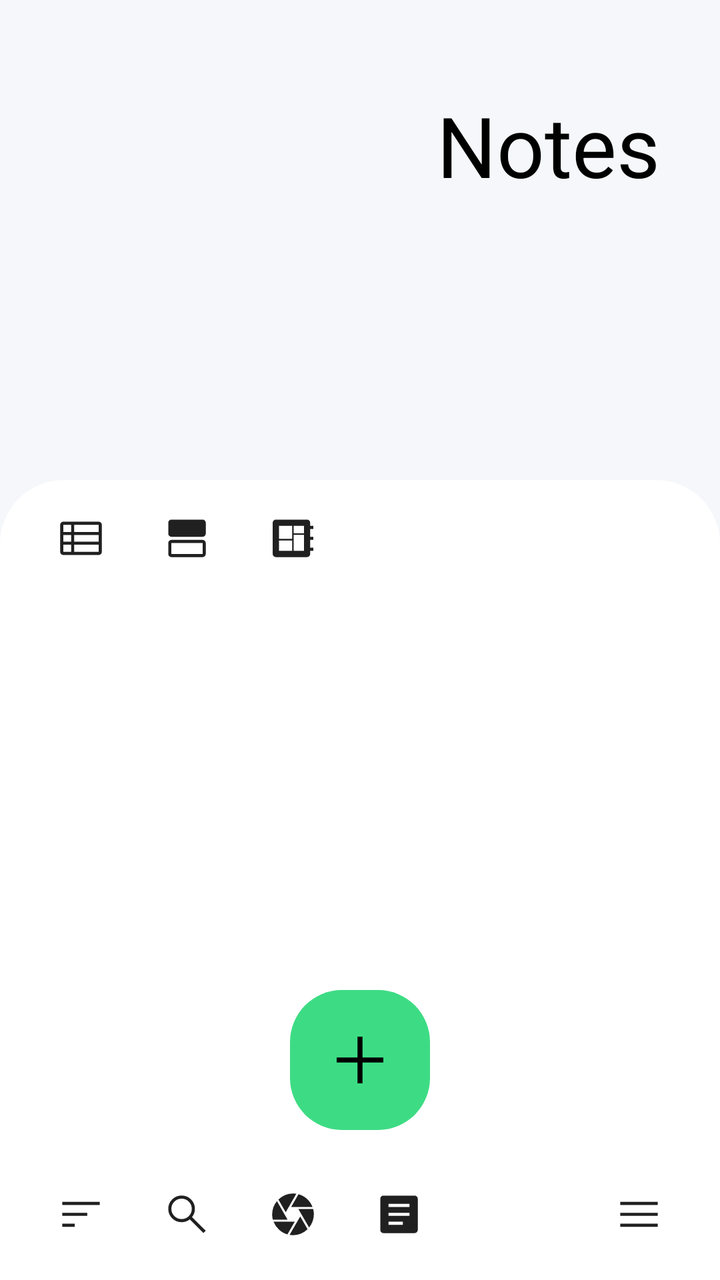
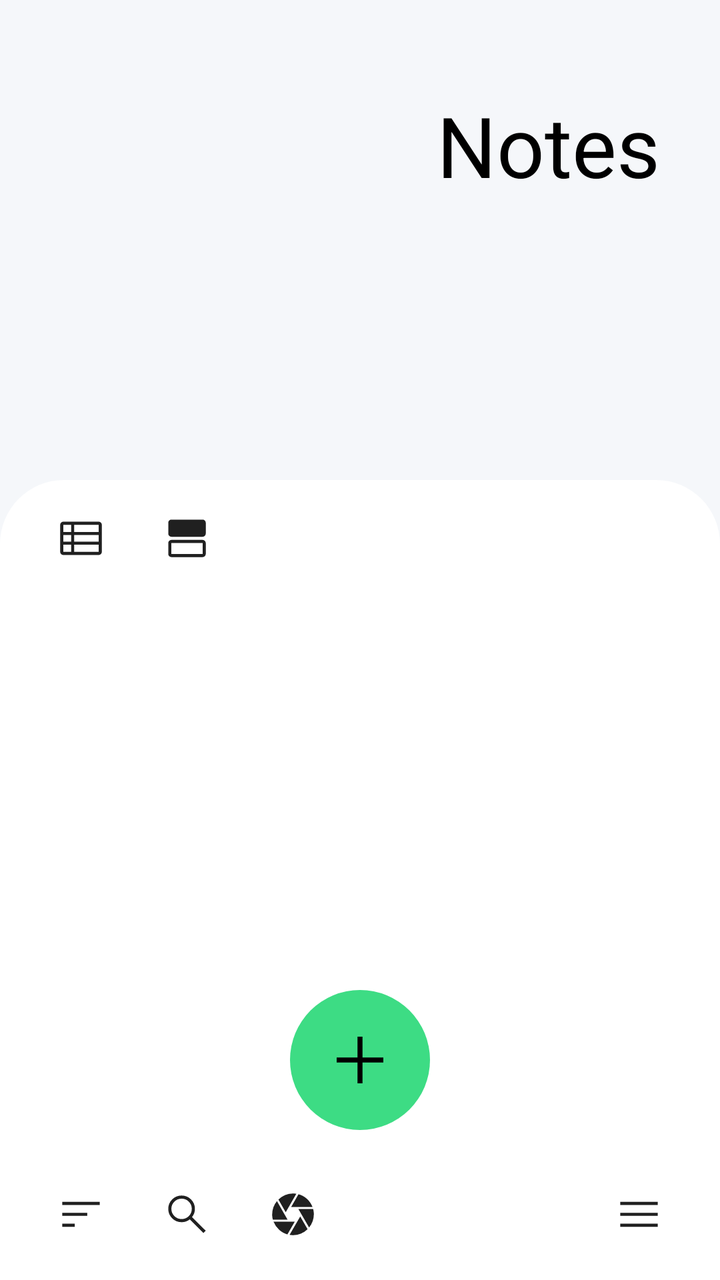

Before-and-after screenshots of an Android layout around one commit, followed by the original layout XML and the change that was made.
<!-- AndroidManifest.xml: application theme LightTheme.SoftNotesBeta -->
<!-- res/layout/activity_main.xml -->
<?xml version="1.0" encoding="utf-8"?>
<androidx.coordinatorlayout.widget.CoordinatorLayout xmlns:android="http://schemas.android.com/apk/res/android"
    xmlns:app="http://schemas.android.com/apk/res-auto"
    xmlns:tools="http://schemas.android.com/tools"
    android:layout_width="match_parent"
    android:layout_height="match_parent"
    android:id="@+id/main_parent"
    android:background="?attr/background_color"
    tools:context=".MainActivity">

    <com.google.android.material.appbar.AppBarLayout
        android:id="@+id/app_bar_layout"
        android:layout_width="match_parent"
        android:layout_height="wrap_content"
        app:elevation="0dp">

        <com.google.android.material.appbar.CollapsingToolbarLayout
            android:id="@+id/collapsing_toolbar"
            android:layout_width="match_parent"
            android:layout_height="wrap_content"
            app:elevation="0dp"
            app:contentScrim="?attr/background_color"
            app:expandedTitleMarginBottom="30dp"
            app:expandedTitleMarginEnd="30dp"
            app:expandedTitleMarginTop="50dp"
            app:expandedTitleGravity="top|right"
            app:collapsedTitleGravity="top|right"
            app:collapsedTitleTextAppearance="@style/collapsed_title"
            app:expandedTitleTextAppearance="@style/expanded_title"
            app:layout_scrollFlags="scroll|snap|exitUntilCollapsed"
            app:title="Notes">

            <androidx.appcompat.widget.Toolbar
                android:id="@+id/toolbar"
                android:layout_width="match_parent"
                android:layout_height="60dp"
                app:elevation="0dp"
                app:title="Recordings"
                app:titleMarginEnd="30dp"
                app:titleMarginTop="24dp"
                app:titleTextAppearance="@style/collapsed_title"
                app:titleTextColor="@color/black"/>

            <LinearLayout
                android:id="@+id/container"
                android:layout_width="match_parent"
                android:layout_height="240dp"
                android:gravity="bottom"
                android:paddingTop="30dp"
                app:elevation="0dp"
                app:layout_collapseMode="parallax"
                android:orientation="vertical">

                <androidx.viewpager.widget.ViewPager
                    android:id="@+id/pager"
                    android:layout_width="match_parent"
                    android:visibility="gone"
                    android:layout_height="match_parent">

                    <androidx.appcompat.widget.AppCompatTextView
                        android:id="@+id/page_text1"
                        android:layout_width="match_parent"
                        android:layout_height="match_parent"
                        android:gravity="center"
                        android:text="Page One"/>

                    <androidx.appcompat.widget.AppCompatTextView
                        android:id="@+id/page_text2"
                        android:layout_width="match_parent"
                        android:layout_height="match_parent"
                        android:gravity="center"
                        android:text="Page Two"/>

                    <androidx.appcompat.widget.AppCompatTextView
                        android:id="@+id/page_text3"
                        android:layout_width="match_parent"
                        android:layout_height="match_parent"
                        android:gravity="center"
                        android:text="Page Three"/>

                </androidx.viewpager.widget.ViewPager>

                <androidx.appcompat.widget.AppCompatEditText
                    android:id="@+id/search_box"
                    android:layout_width="match_parent"
                    android:layout_height="wrap_content"
                    android:padding="10dp"
                    android:hint="Search"
                    android:textSize="18sp"
                    android:visibility="gone"
                    android:fontFamily="@font/roboto_regular"
                    android:background="?attr/background_color"
                    android:layout_marginStart="28dp"
                    android:layout_marginEnd="28dp"
                    android:layout_marginBottom="5dp"/>

            </LinearLayout>

        </com.google.android.material.appbar.CollapsingToolbarLayout>

    </com.google.android.material.appbar.AppBarLayout>

    <androidx.constraintlayout.widget.ConstraintLayout
        android:id="@+id/foreground_surface"
        android:layout_width="match_parent"
        android:layout_height="match_parent"
        android:background="@drawable/foreground_layer_surface"
        app:layout_behavior="com.google.android.material.appbar.AppBarLayout$ScrollingViewBehavior">

        <androidx.appcompat.widget.AppCompatImageView
            android:id="@+id/notes_tab"
            android:layout_width="25dp"
            android:layout_height="25dp"
            android:src="@drawable/icon_view_list"
            android:layout_marginStart="28dp"
            app:tint="?attr/icon_tint"
            app:layout_constraintStart_toStartOf="parent"
            app:layout_constraintTop_toTopOf="parent"
            app:layout_constraintBottom_toTopOf="@id/fragments_pager"/>

        <androidx.appcompat.widget.AppCompatImageView
            android:id="@+id/tasks_tab"
            android:layout_width="25dp"
            android:layout_height="25dp"
            android:src="@drawable/icon_splitscreen_top"
            android:layout_marginStart="28dp"
            app:tint="?attr/icon_tint"
            app:layout_constraintStart_toEndOf="@id/notes_tab"
            app:layout_constraintTop_toTopOf="parent"
            app:layout_constraintBottom_toTopOf="@id/fragments_pager"/>

        <androidx.appcompat.widget.AppCompatImageView
            android:id="@+id/maps_tab"
            android:layout_width="25dp"
            android:layout_height="25dp"
            android:src="@drawable/icon_develepor_board"
            android:layout_marginStart="28dp"
            app:tint="?attr/icon_tint"
            app:layout_constraintStart_toEndOf="@id/tasks_tab"
            app:layout_constraintTop_toTopOf="parent"
            app:layout_constraintBottom_toTopOf="@id/fragments_pager"/>

        <androidx.viewpager.widget.ViewPager
            android:id="@+id/fragments_pager"
            android:layout_width="match_parent"
            android:layout_height="match_parent"
            app:layout_behavior="com.google.android.material.appbar.AppBarLayout$ScrollingViewBehavior"
            android:layout_marginTop="58dp"
            android:layout_marginBottom="58dp"/>


    </androidx.constraintlayout.widget.ConstraintLayout>

    <androidx.constraintlayout.widget.ConstraintLayout
        android:id="@+id/action_btn"
        android:layout_width="70dp"
        android:layout_height="70dp"
        android:transitionName="actionBtn"
        android:layout_marginBottom="75dp"
        android:background="@drawable/action_btn_surface"
        android:layout_gravity="center_horizontal|bottom">

        <androidx.appcompat.widget.AppCompatImageView
            android:id="@+id/new_text_note"
            android:layout_width="40dp"
            android:layout_height="40dp"
            android:src="@drawable/icon_add"
            app:layout_constraintTop_toTopOf="parent"
            app:layout_constraintBottom_toBottomOf="parent"
            app:layout_constraintStart_toStartOf="parent"
            app:layout_constraintEnd_toEndOf="parent"/>

    </androidx.constraintlayout.widget.ConstraintLayout>

    <androidx.constraintlayout.widget.ConstraintLayout
        android:id="@+id/actions_two"
        android:layout_width="match_parent"
        android:layout_height="58dp"
        android:background="?attr/foreground_color"
        android:layout_gravity="bottom">

        <androidx.appcompat.widget.AppCompatImageView
            android:id="@+id/one"
            android:layout_width="25dp"
            android:layout_height="25dp"
            android:src="@drawable/icon_sort"
            app:layout_constraintTop_toTopOf="parent"
            app:layout_constraintEnd_toStartOf="@id/search_action"
            app:layout_constraintStart_toStartOf="parent"
            android:layout_marginStart="28dp"
            app:tint="?attr/icon_tint"
            app:layout_constraintBottom_toBottomOf="parent"
            android:layout_marginBottom="8dp"/>

        <androidx.appcompat.widget.AppCompatImageView
            android:id="@+id/search_action"
            android:layout_width="25dp"
            android:layout_height="25dp"
            android:src="@drawable/icon_search"
            app:layout_constraintTop_toTopOf="parent"
            android:layout_marginStart="28dp"
            app:tint="?attr/icon_tint"
            app:layout_constraintStart_toEndOf="@id/one"
            app:layout_constraintBottom_toBottomOf="parent"
            android:layout_marginBottom="8dp"/>

        <androidx.appcompat.widget.AppCompatImageView
            android:id="@+id/delete_action"
            android:layout_width="25dp"
            android:layout_height="25dp"
            android:src="@drawable/delete_fill0_wght400_grad0_opsz48"
            app:layout_constraintTop_toTopOf="parent"
            android:layout_marginStart="28dp"
            app:tint="?attr/icon_tint"
            android:visibility="gone"
            app:layout_constraintStart_toEndOf="@id/search_action"
            app:layout_constraintBottom_toBottomOf="parent"
            android:layout_marginBottom="8dp"/>

        <androidx.appcompat.widget.AppCompatImageView
            android:id="@+id/camera_action"
            android:layout_width="25dp"
            android:layout_height="25dp"
            android:src="@drawable/icon_camera_filled"
            app:layout_constraintTop_toTopOf="parent"
            android:layout_marginStart="28dp"
            app:tint="?attr/icon_tint"
            app:layout_constraintStart_toEndOf="@id/delete_action"
            app:layout_constraintBottom_toBottomOf="parent"
            android:layout_marginBottom="8dp"/>

        <androidx.appcompat.widget.AppCompatImageView
            android:id="@+id/open_planner"
            android:layout_width="25dp"
            android:layout_height="25dp"
            android:src="@drawable/icon_article"
            app:layout_constraintTop_toTopOf="parent"
            android:layout_marginStart="28dp"
            app:tint="?attr/icon_tint"
            app:layout_constraintStart_toEndOf="@id/camera_action"
            app:layout_constraintBottom_toBottomOf="parent"
            android:layout_marginBottom="8dp"/>

        <androidx.appcompat.widget.AppCompatImageView
            android:id="@+id/settings"
            android:layout_width="25dp"
            android:layout_height="25dp"
            android:src="@drawable/icon_menu"
            app:layout_constraintTop_toTopOf="parent"
            app:layout_constraintEnd_toEndOf="parent"
            android:layout_marginEnd="28dp"
            app:tint="?attr/icon_tint"
            app:layout_constraintBottom_toBottomOf="parent"
            android:layout_marginBottom="8dp"/>

    </androidx.constraintlayout.widget.ConstraintLayout>

</androidx.coordinatorlayout.widget.CoordinatorLayout>
<!-- resources referenced by this layout -->
<resources>
  <color name="black">#FF000000</color>
  <!-- drawable action_btn_surface (drawable) -->
  <?xml version="1.0" encoding="utf-8"?>
  <shape xmlns:android="http://schemas.android.com/apk/res/android"
      android:shape="rectangle">
  
      <solid android:color="@color/android_green"/>
      <corners android:radius="26dp"/>
  
  </shape>
  <!-- drawable icon_article (drawable) -->
  <vector xmlns:android="http://schemas.android.com/apk/res/android"
      android:width="48dp"
      android:height="48dp"
      android:viewportWidth="960"
      android:viewportHeight="960">
    <path
        android:fillColor="#FF000000"
        android:pathData="M277,681h275v-60L277,621v60ZM277,510h406v-60L277,450v60ZM277,339h406v-60L277,279v60ZM180,840q-24,0 -42,-18t-18,-42v-600q0,-24 18,-42t42,-18h600q24,0 42,18t18,42v600q0,24 -18,42t-42,18L180,840Z"/>
  </vector>
  <!-- drawable icon_develepor_board (drawable) -->
  <vector xmlns:android="http://schemas.android.com/apk/res/android"
      android:width="48dp"
      android:height="48dp"
      android:viewportWidth="960"
      android:viewportHeight="960">
    <path
        android:fillColor="#FF000000"
        android:pathData="M150,840q-24,0 -42,-18t-18,-42v-600q0,-24 18,-42t42,-18h600q24,0 42,18t18,42v60h60v60h-60v150h60v60h-60v150h60v60h-60v60q0,24 -18,42t-42,18L150,840ZM210,720h253v-200L210,520v200ZM493,384h197v-144L493,240v144ZM210,490h253v-250L210,240v250ZM493,720h197v-306L493,414v306Z"/>
  </vector>
  <style name="collapsed_title" parent="LightTheme.SoftNotesBeta">
          <item name="android:textColor">@color/black</item>
          <item name="fontFamily">@font/roboto_thin</item>
          <item name="android:textSize">20sp</item>
      </style>
  <style name="expanded_title" parent="LightTheme.SoftNotesBeta">
          <item name="android:textColor">@color/black</item>
          <item name="fontFamily">@font/roboto_thin</item>
          <item name="android:layout_marginBottom">20dp</item>
          <item name="android:textSize">42sp</item>
      </style>
  <style name="LightTheme.SoftNotesBeta" parent="Theme.MaterialComponents.DayNight.DarkActionBar">
          
          <item name="colorPrimary">@color/background_light</item>
          <item name="colorPrimaryVariant">@color/background_light</item>
          <item name="colorOnPrimary">@color/onBackground_light</item>
          
          <item name="colorSecondary">@color/teal_200</item>
          <item name="colorSecondaryVariant">@color/teal_700</item>
          <item name="colorOnSecondary">@color/black</item>
          
          <item name="android:statusBarColor">?attr/colorPrimaryVariant</item>
          
          <item name="background_color">#f5f7fa</item>
          <item name="foreground_color">@color/white</item>
          <item name="title_text_color">@color/black</item>
          <item name="sub_text_color">@android:color/tab_indicator_text</item>
          <item name="extra_text_color">#202020</item>
          <item name="primary_color">#BCBCBC</item>
          <item name="main_color">#f2f2f2</item>
          <item name="selection_color">@color/android_green</item>
          <item name="secondary_selection">#f2f2f2</item>
          <item name="icon_tint">#202020</item>
          <item name="select_tab_color">#555555</item>
          <item name="disable_color">#757575</item>
      </style>
  <color name="android_green">#3ddc84</color>
  <color name="background_light">#f5f7fa</color>
  <color name="onBackground_light">#555555</color>
  <color name="teal_200">#FF03DAC5</color>
  <color name="teal_700">#FF018786</color>
  <color name="white">#FFFFFFFF</color>
  <!-- unchanged entries left out for length: 9 -->
</resources>

<!-- the commit's change to res/layout/activity_main.xml (unified diff, before → after) -->
@@ -12,6 +12,7 @@
         android:id="@+id/app_bar_layout"
         android:layout_width="match_parent"
         android:layout_height="wrap_content"
+        android:background="?attr/background_color"
         app:elevation="0dp">
 
         <com.google.android.material.appbar.CollapsingToolbarLayout
@@ -48,7 +49,7 @@
                 android:gravity="bottom"
                 android:paddingTop="30dp"
                 app:elevation="0dp"
-                app:layout_collapseMode="parallax"
+                app:layout_collapseMode="pin"
                 android:orientation="vertical">
 
                 <androidx.viewpager.widget.ViewPager
@@ -129,17 +130,6 @@
             app:layout_constraintTop_toTopOf="parent"
             app:layout_constraintBottom_toTopOf="@id/fragments_pager"/>
 
-        <androidx.appcompat.widget.AppCompatImageView
-            android:id="@+id/maps_tab"
-            android:layout_width="25dp"
-            android:layout_height="25dp"
-            android:src="@drawable/icon_develepor_board"
-            android:layout_marginStart="28dp"
-            app:tint="?attr/icon_tint"
-            app:layout_constraintStart_toEndOf="@id/tasks_tab"
-            app:layout_constraintTop_toTopOf="parent"
-            app:layout_constraintBottom_toTopOf="@id/fragments_pager"/>
-
         <androidx.viewpager.widget.ViewPager
             android:id="@+id/fragments_pager"
             android:layout_width="match_parent"
@@ -157,10 +147,21 @@
         android:layout_height="70dp"
         android:transitionName="actionBtn"
         android:layout_marginBottom="75dp"
-        android:background="@drawable/action_btn_surface"
+        android:background="@drawable/circular_background"
         android:layout_gravity="center_horizontal|bottom">
 
         <androidx.appcompat.widget.AppCompatImageView
+            android:id="@+id/new_image_note"
+            android:layout_width="40dp"
+            android:layout_height="40dp"
+            android:visibility="gone"
+            android:src="@drawable/icon_image"
+            app:layout_constraintTop_toTopOf="parent"
+            app:layout_constraintBottom_toBottomOf="parent"
+            app:layout_constraintStart_toStartOf="parent"
+            app:layout_constraintEnd_toStartOf="@id/new_text_note"/>
+
+        <androidx.appcompat.widget.AppCompatImageView
             android:id="@+id/new_text_note"
             android:layout_width="40dp"
             android:layout_height="40dp"
@@ -168,6 +169,28 @@
             app:layout_constraintTop_toTopOf="parent"
             app:layout_constraintBottom_toBottomOf="parent"
             app:layout_constraintStart_toStartOf="parent"
+            app:layout_constraintEnd_toEndOf="parent"/>
+
+        <androidx.appcompat.widget.AppCompatImageView
+            android:id="@+id/new_list_note"
+            android:layout_width="40dp"
+            android:layout_height="40dp"
+            android:visibility="gone"
+            android:src="@drawable/icon_view_list"
+            app:layout_constraintTop_toTopOf="parent"
+            app:layout_constraintBottom_toBottomOf="parent"
+            app:layout_constraintStart_toEndOf="@id/new_text_note"
+            app:layout_constraintEnd_toStartOf="@id/new_timeline_note"/>
+
+        <androidx.appcompat.widget.AppCompatImageView
+            android:id="@+id/new_timeline_note"
+            android:layout_width="40dp"
+            android:layout_height="40dp"
+            android:visibility="gone"
+            android:src="@drawable/icon_timer"
+            app:layout_constraintTop_toTopOf="parent"
+            app:layout_constraintBottom_toBottomOf="parent"
+            app:layout_constraintStart_toEndOf="@id/new_list_note"
             app:layout_constraintEnd_toEndOf="parent"/>
 
     </androidx.constraintlayout.widget.ConstraintLayout>
@@ -230,18 +253,6 @@
             android:layout_marginBottom="8dp"/>
 
         <androidx.appcompat.widget.AppCompatImageView
-            android:id="@+id/open_planner"
-            android:layout_width="25dp"
-            android:layout_height="25dp"
-            android:src="@drawable/icon_article"
-            app:layout_constraintTop_toTopOf="parent"
-            android:layout_marginStart="28dp"
-            app:tint="?attr/icon_tint"
-            app:layout_constraintStart_toEndOf="@id/camera_action"
-            app:layout_constraintBottom_toBottomOf="parent"
-            android:layout_marginBottom="8dp"/>
-
-        <androidx.appcompat.widget.AppCompatImageView
             android:id="@+id/settings"
             android:layout_width="25dp"
             android:layout_height="25dp"
<!-- resource entries referenced after the edit -->
@@ -1,16 +1,15 @@
 <!-- resources referenced by this layout -->
 <resources>
   <color name="black">#FF000000</color>
-  <!-- drawable action_btn_surface (drawable) -->
+  <!-- drawable circular_background (drawable) -->
   <?xml version="1.0" encoding="utf-8"?>
   <shape xmlns:android="http://schemas.android.com/apk/res/android"
-      android:shape="rectangle">
+      android:shape="oval">
   
       <solid android:color="@color/android_green"/>
-      <corners android:radius="26dp"/>
   
   </shape>
-  <!-- drawable icon_article (drawable) -->
+  <!-- drawable icon_image (drawable) -->
   <vector xmlns:android="http://schemas.android.com/apk/res/android"
       android:width="48dp"
       android:height="48dp"
@@ -18,9 +17,9 @@
       android:viewportHeight="960">
     <path
         android:fillColor="#FF000000"
-        android:pathData="M277,681h275v-60L277,621v60ZM277,510h406v-60L277,450v60ZM277,339h406v-60L277,279v60ZM180,840q-24,0 -42,-18t-18,-42v-600q0,-24 18,-42t42,-18h600q24,0 42,18t18,42v600q0,24 -18,42t-42,18L180,840Z"/>
+        android:pathData="M180,840q-24,0 -42,-18t-18,-42v-600q0,-24 18,-42t42,-18h600q24,0 42,18t18,42v600q0,24 -18,42t-42,18L180,840ZM180,780h600v-600L180,180v600ZM236,683h489L578,487 446,658l-93,-127 -117,152ZM180,780v-600,600ZM340.12,390Q361,390 375.5,375.38q14.5,-14.62 14.5,-35.5Q390,319 375.38,304.5q-14.62,-14.5 -35.5,-14.5Q319,290 304.5,304.62q-14.5,14.62 -14.5,35.5Q290,361 304.62,375.5q14.62,14.5 35.5,14.5Z"/>
   </vector>
-  <!-- drawable icon_develepor_board (drawable) -->
+  <!-- drawable icon_timer (drawable) -->
   <vector xmlns:android="http://schemas.android.com/apk/res/android"
       android:width="48dp"
       android:height="48dp"
@@ -28,7 +27,7 @@
       android:viewportHeight="960">
     <path
         android:fillColor="#FF000000"
-        android:pathData="M150,840q-24,0 -42,-18t-18,-42v-600q0,-24 18,-42t42,-18h600q24,0 42,18t18,42v60h60v60h-60v150h60v60h-60v150h60v60h-60v60q0,24 -18,42t-42,18L150,840ZM210,720h253v-200L210,520v200ZM493,384h197v-144L493,240v144ZM210,490h253v-250L210,240v250ZM493,720h197v-306L493,414v306Z"/>
+        android:pathData="M360,100v-60h240v60L360,100ZM450,547h60v-230h-60v230ZM480,879q-74,0 -139.5,-28.5T226,773q-49,-49 -77.5,-114.5T120,519q0,-74 28.5,-139.5T226,265q49,-49 114.5,-77.5T480,159q67,0 126,22.5T711,244l51,-51 42,42 -51,51q36,40 61.5,97T840,519q0,74 -28.5,139.5T734,773q-49,49 -114.5,77.5T480,879ZM480,819q125,0 212.5,-87.5T780,519q0,-125 -87.5,-212.5T480,219q-125,0 -212.5,87.5T180,519q0,125 87.5,212.5T480,819ZM480,520Z"/>
   </vector>
   <style name="collapsed_title" parent="LightTheme.SoftNotesBeta">
           <item name="android:textColor">@color/black</item>
@@ -65,6 +64,7 @@
           <item name="icon_tint">#202020</item>
           <item name="select_tab_color">#555555</item>
           <item name="disable_color">#757575</item>
+          <item name="circular_background_tint">#BCBBBB</item>
       </style>
   <color name="android_green">#3ddc84</color>
   <color name="background_light">#f5f7fa</color>
